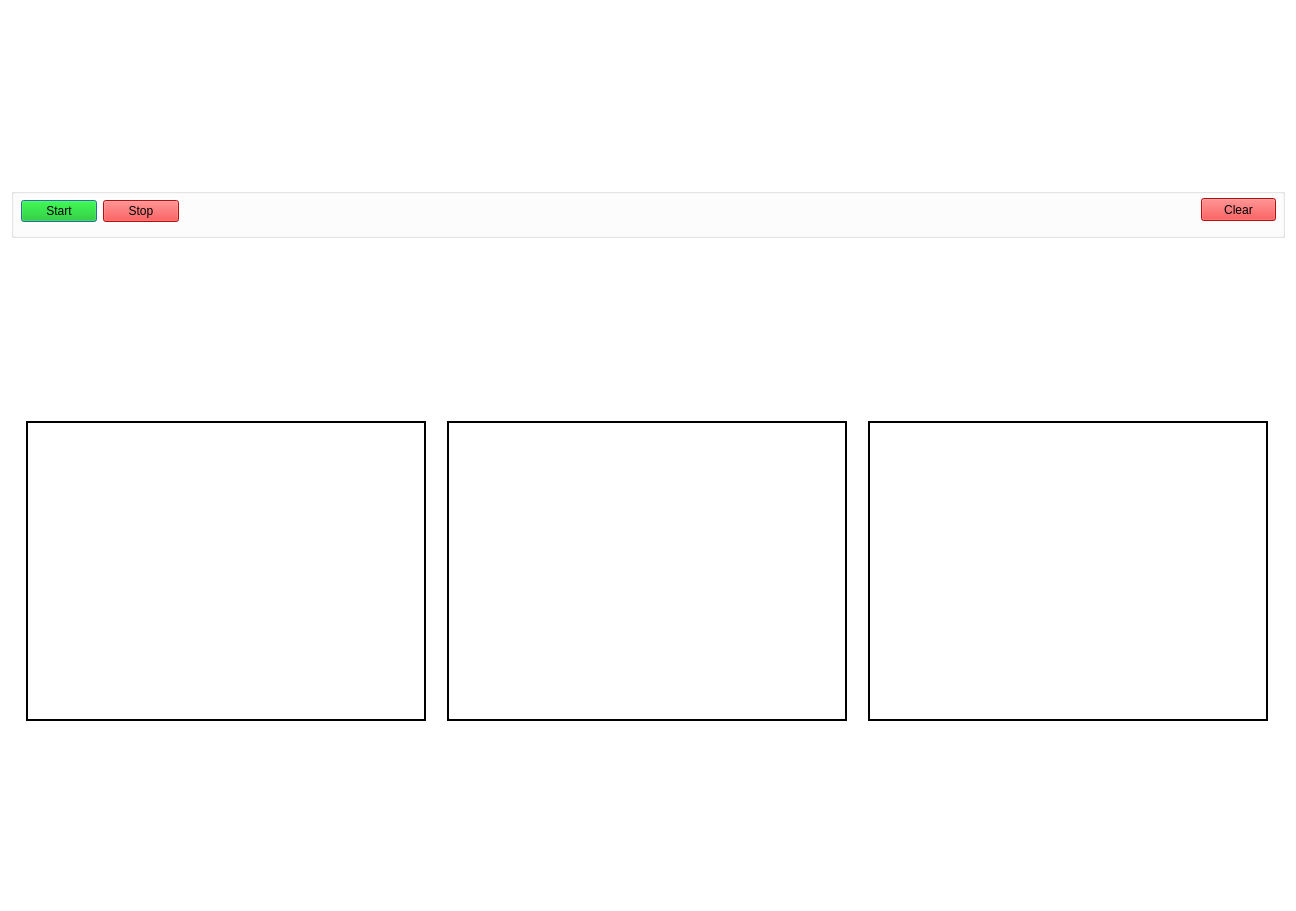
Qt form GUI.ui (ItsJustRey/Object-Localization) before a commit.
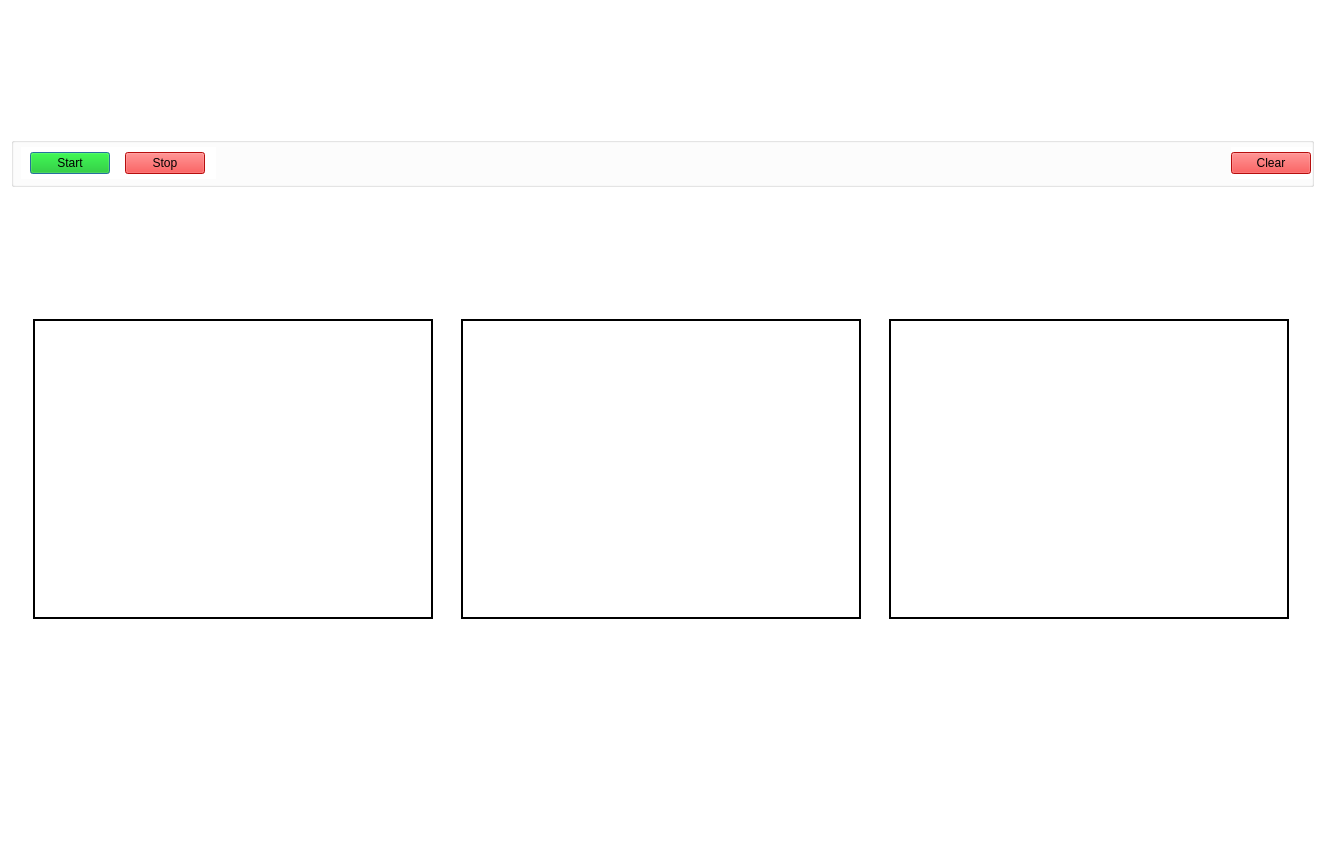
The same form after that commit.

```diff
--- a/GUI.ui
+++ b/GUI.ui
@@ -6,8 +6,8 @@
    <rect>
     <x>0</x>
     <y>0</y>
-    <width>1296</width>
-    <height>911</height>
+    <width>1325</width>
+    <height>857</height>
    </rect>
   </property>
   <property name="windowTitle">
@@ -45,8 +45,8 @@
        <rect>
         <x>10</x>
         <y>10</y>
-        <width>158</width>
-        <height>26</height>
+        <width>195</width>
+        <height>32</height>
        </rect>
       </property>
       <layout class="QHBoxLayout" name="horizontalLayout_2">
@@ -89,15 +89,18 @@
        </item>
       </layout>
      </widget>
+     <widget class="QWidget" name="layoutWidget_2">
+      <property name="geometry">
+       <rect>
+        <x>1220</x>
+        <y>10</y>
+        <width>81</width>
+        <height>32</height>
+       </rect>
+      </property>
+      <layout class="QHBoxLayout" name="horizontalLayout_6">
+       <item>
      <widget class="QPushButton" name="button_clear">
-      <property name="geometry">
-       <rect>
-        <x>1190</x>
-        <y>10</y>
-        <width>75</width>
-        <height>23</height>
-       </rect>
-      </property>
       <property name="sizePolicy">
        <sizepolicy hsizetype="Fixed" vsizetype="Fixed">
         <horstretch>0</horstretch>
@@ -115,6 +118,9 @@
        <string>Clear</string>
       </property>
      </widget>
+       </item>
+      </layout>
+     </widget>
     </widget>
    </item>
    <item>
@@ -252,7 +258,20 @@
     </layout>
    </item>
    <item>
-    <layout class="QVBoxLayout" name="layout_plot"/>
+    <layout class="QHBoxLayout" name="layout_plot">
+     <property name="leftMargin">
+      <number>10</number>
+     </property>
+     <property name="topMargin">
+      <number>50</number>
+     </property>
+     <property name="rightMargin">
+      <number>10</number>
+     </property>
+     <property name="bottomMargin">
+      <number>50</number>
+     </property>
+    </layout>
    </item>
   </layout>
   <zorder>groupBox</zorder>
```
Left out of the diff: 1 changed line with no effect on the pictures. Lines whose indentation alone changed are shown as unchanged.
